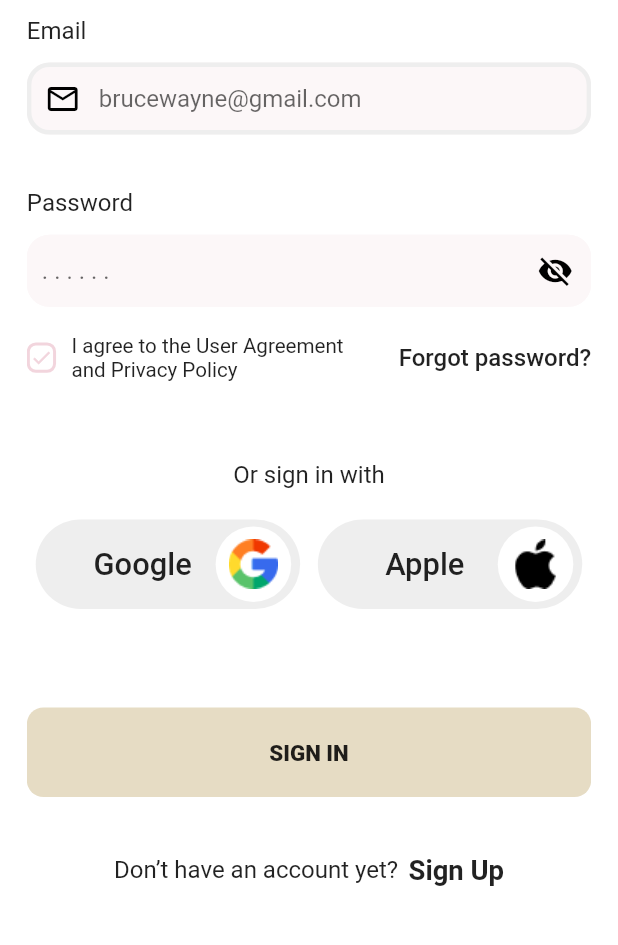
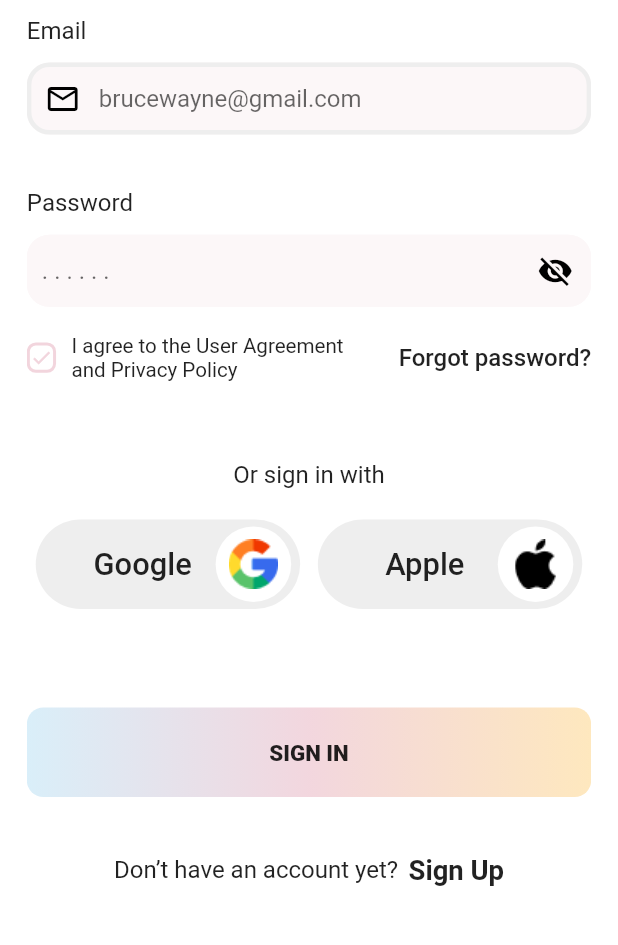
Before and after one commit to TalhaShakel/Chat-Gpt, a Flutter app: the screen it shows after launch, scrolled down 166 dp, on a phone screen of 412 x 824 dp, the part 283-1228 px from its top. Run offline on Flutter 3.47's test engine with Material 2 defaults, Android fonts, the phone set to English and light mode, and no system bars; our stand-ins replace cloud_firestore, firebase_auth, firebase_core, flutter_easyloading, flutter_screenutil, get and 2 more; missing offline and left inert: language_picker; accounts and stored records are empty.

Commit message:
button make

```diff
--- a/lib/Constants/ColorConstants.dart
+++ b/lib/Constants/ColorConstants.dart
@@ -9,7 +9,7 @@ class ColorConstants {
   static Color textfieldColor = hexToColor("#FCF7F8");
   static Color aiBGcolor1 = Color.fromARGB(255, 108, 173, 185);
   static Color aiBGcolor2 = Color.fromARGB(255, 31, 51, 59);
-  static var btnColor = [
+  static List<Color> btnColor = [
     hexToColor("#D8EEF9"),
     hexToColor("#F2D5DD"),
     hexToColor("#FEE7BC"),
--- a/lib/Screens/LoginScreen.dart
+++ b/lib/Screens/LoginScreen.dart
@@ -193,16 +193,11 @@ class LoginScreen extends StatelessWidget {
                     height: 50.h,
                     width: 359.w,
                     decoration: BoxDecoration(
-                      color: ColorConstants.Lbutton,
-                        // gradient: LinearGradient(
-                        //   begin: Alignment.center,
-                        //   end: Alignment.bottomCenter,
-                        //   colors: <Color>[
-                        //     ColorConstants.aiBGcolor1,
-                        //     ColorConstants.aiBGcolor2,
-                        //     // Color.fromRGBO(115, 186, 197, 1)
-                        //   ],
-                        // ),
+                        color: ColorConstants.Lbutton,
+                        gradient: LinearGradient(
+                            begin: Alignment.centerLeft,
+                            end: Alignment.centerRight,
+                            colors: ColorConstants.btnColor),
                         borderRadius: BorderRadius.all(Radius.circular(11))),
                     child: Center(
                       child: "SIGN IN"
```
